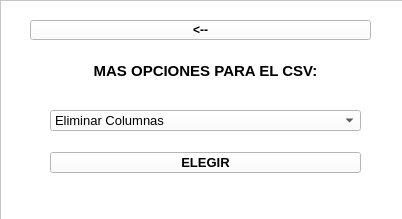
First picture: the form in CSV/interfaz/VentanaOpciones.ui, repository DanielRojas2002/PyQt5, before the edit.
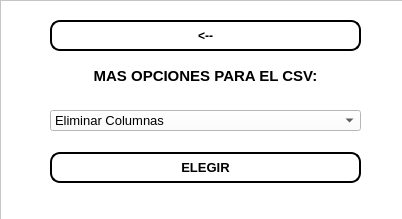
Second picture: the form after the edit.

```diff
--- a/CSV/interfaz/VentanaOpciones.ui
+++ b/CSV/interfaz/VentanaOpciones.ui
@@ -21,9 +21,9 @@
     <property name="geometry">
      <rect>
       <x>50</x>
-      <y>50</y>
+      <y>60</y>
       <width>311</width>
-      <height>41</height>
+      <height>31</height>
      </rect>
     </property>
     <property name="font">
@@ -34,7 +34,7 @@
      </font>
     </property>
     <property name="styleSheet">
-     <string notr="true">background-color: rgb(255, 255, 255);</string>
+     <string notr="true"/>
     </property>
     <property name="text">
      <string>MAS OPCIONES PARA EL CSV:</string>
@@ -49,7 +49,7 @@
       <x>50</x>
       <y>152</y>
       <width>311</width>
-      <height>21</height>
+      <height>31</height>
      </rect>
     </property>
     <property name="font">
@@ -63,13 +63,19 @@
      <cursorShape>PointingHandCursor</cursorShape>
     </property>
     <property name="styleSheet">
-     <string notr="true">QPushButton:hover{
-	
+     <string notr="true">QPushButton{
+	padding :5px;
+	border-radius:10px;
+	border:1.5px solid black;
+
+}
+
+QPushButton:hover
+{
 	background-color: rgb(165, 175, 173);
 }
-QPushButton{
-	background-color: rgb(255, 255, 255);
-}</string>
+
+</string>
     </property>
     <property name="text">
      <string>ELEGIR</string>
@@ -150,10 +156,10 @@
    <widget class="QPushButton" name="regresar">
     <property name="geometry">
      <rect>
-      <x>30</x>
+      <x>50</x>
       <y>20</y>
-      <width>341</width>
-      <height>20</height>
+      <width>311</width>
+      <height>31</height>
      </rect>
     </property>
     <property name="font">
@@ -163,13 +169,19 @@
      </font>
     </property>
     <property name="styleSheet">
-     <string notr="true">QPushButton:hover{
-	
+     <string notr="true">QPushButton{
+	padding :5px;
+	border-radius:10px;
+	border:1.5px solid black;
+
+}
+
+QPushButton:hover
+{
 	background-color: rgb(165, 175, 173);
 }
-QPushButton{
-	background-color: rgb(255, 255, 255);
-}</string>
+
+</string>
     </property>
     <property name="text">
      <string>&lt;--</string>
```
